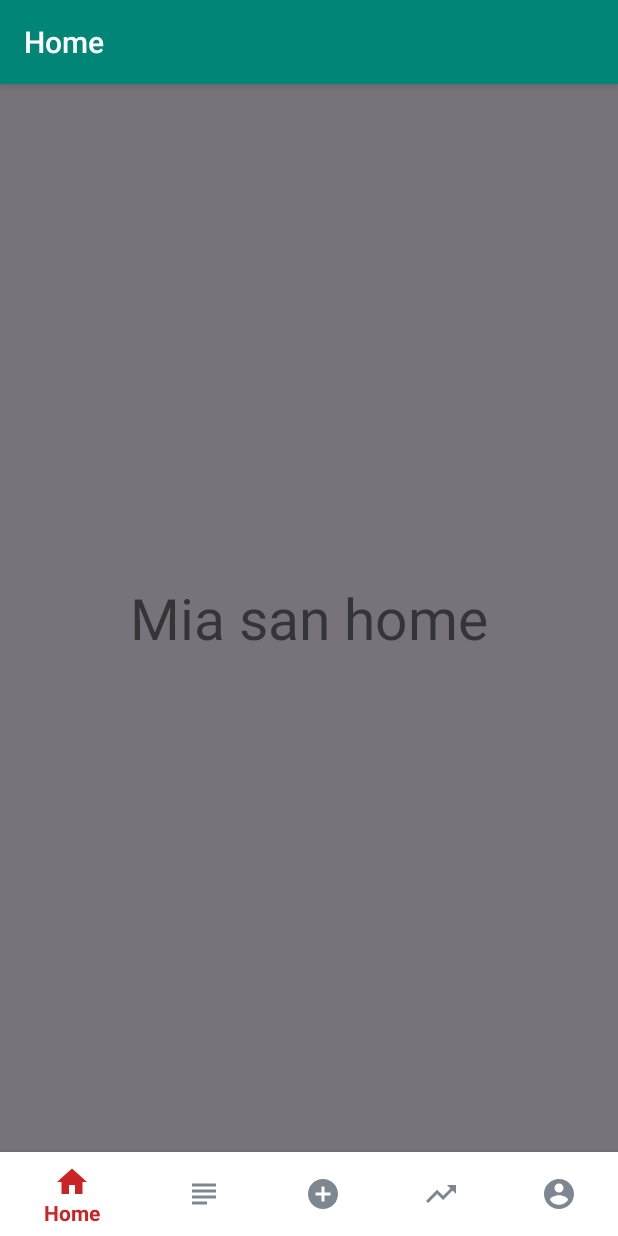
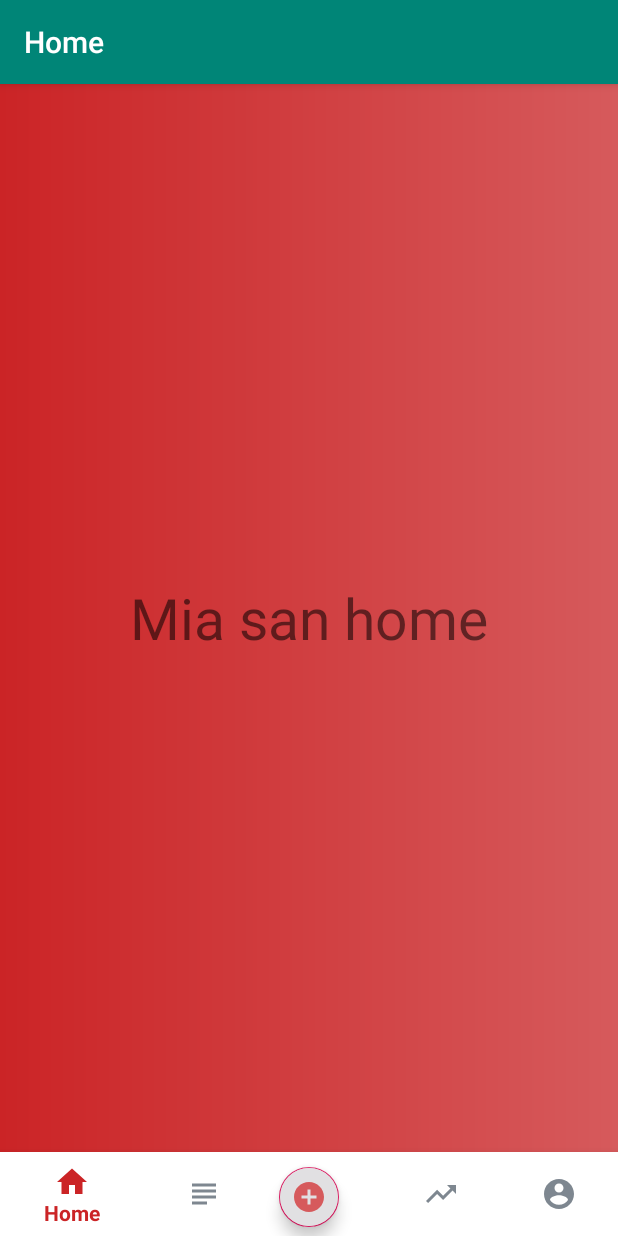
Before and after one commit to davidzimara/AugmentedReality-App, an Android app: the screen it shows after launch (MainActivity), on a phone screen of 412 x 824 dp. Run offline under Robolectric (Android 15) with nearby library versions, the phone set to English and light mode, and no system bars; our stand-ins replace navigation-ui.

Commit message:
with Floating Action Button, that doesn't change the color of the nav bar when bottom sheet pops up

```diff
--- a/app/build.gradle
+++ b/app/build.gradle
@@ -10,6 +10,7 @@ android {
     compileSdkVersion 29
     buildToolsVersion "29.0.2"
     defaultConfig {
+        vectorDrawables.useSupportLibrary = true
         applicationId "com.example.lernapp"
         minSdkVersion 17
         targetSdkVersion 29
--- a/app/src/main/java/com/example/lernapp/MainActivity.kt
+++ b/app/src/main/java/com/example/lernapp/MainActivity.kt
@@ -69,7 +69,7 @@ class MainActivity : AppCompatActivity() {
                         .commit()
                 }
 
-                R.id.nav_create -> {
+                R.id.nav_create1 -> {
 
                     val dialog = BottomSheetDialog(this)
                     val view = layoutInflater.inflate(R.layout.dialog_layout, null)
@@ -114,8 +114,11 @@ class MainActivity : AppCompatActivity() {
         getSupportActionBar()?.setTitle(title)
     }
 
-    fun show_sheet(item: MenuItem) {
-
+    fun show_dialog(view: View) {
+        val dialog = BottomSheetDialog(this)
+        val view = layoutInflater.inflate(R.layout.dialog_layout, null)
+        dialog.setContentView(view)
+        dialog.show()
     }
 
 }
--- /dev/null
+++ b/app/src/main/res/drawable/gradient1.xml
@@ -0,0 +1,10 @@
+<?xml version="1.0" encoding="utf-8"?>
+<shape android:shape="rectangle"
+    xmlns:android="http://schemas.android.com/apk/res/android">
+    <gradient
+        android:startColor="@color/colorRot"
+        android:endColor="@color/colorRot2"
+        android:angle="0"
+        android:type="linear"/>
+   <!-- <corners android:radius="50dp"/>-->
+</shape>
--- a/app/src/main/res/layout/activity_main.xml
+++ b/app/src/main/res/layout/activity_main.xml
@@ -4,6 +4,7 @@
     xmlns:tools="http://schemas.android.com/tools"
     android:layout_width="match_parent"
     android:layout_height="match_parent"
+    android:background="@drawable/gradient1"
     tools:context=".MainActivity">
 
     <fragment
@@ -35,7 +36,22 @@
         app:itemTextColor="@color/nav_items_color"
         app:layout_constraintBottom_toBottomOf="@+id/nav_host_fragment"
         app:layout_constraintEnd_toEndOf="parent"
-        app:menu="@menu/nav_items" />
+        app:menu="@menu/nav_items" >
+
+        <com.google.android.material.floatingactionbutton.FloatingActionButton
+            android:id="@+id/nav_create1"
+            android:layout_width="wrap_content"
+            android:layout_height="wrap_content"
+            android:layout_gravity="center|bottom"
+            android:layout_marginBottom="6dp"
+            android:backgroundTint="@color/colorLightGrey"
+            android:tint="@color/colorRot2"
+            android:clickable="true"
+            android:focusable="true"
+            android:onClick="show_dialog"
+            app:fabSize="mini"
+            app:srcCompat="@drawable/ic_add_circle_black_24dp" />
+    </com.google.android.material.bottomnavigation.BottomNavigationView>
 
     <!--Frame Layout (above navbar) Settings-->
     <FrameLayout
@@ -45,6 +61,7 @@
         android:layout_above="@+id/main_nav"
         tools:layout_editor_absoluteX="93dp"
         tools:layout_editor_absoluteY="295dp">
+
     </FrameLayout>
 
 
--- a/app/src/main/res/layout/fragment_home2.xml
+++ b/app/src/main/res/layout/fragment_home2.xml
@@ -3,7 +3,7 @@
     xmlns:tools="http://schemas.android.com/tools"
     android:layout_width="match_parent"
     android:layout_height="match_parent"
-    android:background="@color/colorDarkGrey"
+
     tools:context=".HomeFragment">
 
     <!-- TODO: Update blank fragment layout -->
--- a/app/src/main/res/menu/nav_items.xml
+++ b/app/src/main/res/menu/nav_items.xml
@@ -12,8 +12,11 @@
         android:title="@string/nav_subjects" />
     <item
         android:id="@+id/nav_create"
+        />
+    <!--<item
+        android:id="@+id/nav_create"
         android:icon="@drawable/ic_add_circle_black_24dp"
-        android:title="@string/nav_create" />
+        android:title="@string/nav_create" />-->
     <item
         android:id="@+id/nav_statistics"
         android:icon="@drawable/ic_trending_up_black_24dp"
--- a/app/src/main/res/values/colors.xml
+++ b/app/src/main/res/values/colors.xml
@@ -5,6 +5,8 @@
     <color name="colorAccent">#D81B60</color>
     <color name="colorWhite">#ffffff</color>
     <color name="colorWhiteTransparent">#80ffffff</color>
+    <!--FromColorPickerMaterial.io-->
+    <color name="colorLightRot">#f44336</color>
     <!--DHBW Colors-->
     <color name="colorRot">#cb2426</color>
     <color name="colorRot2">#d65a5c</color>
```
